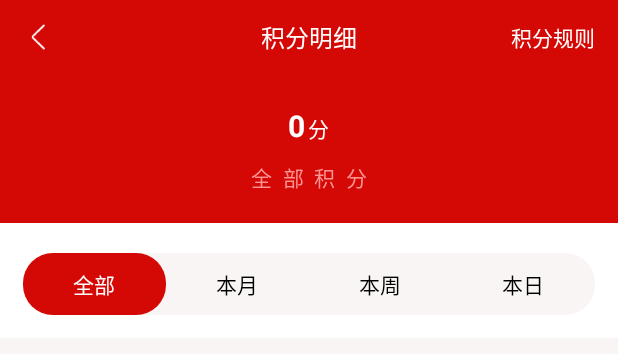
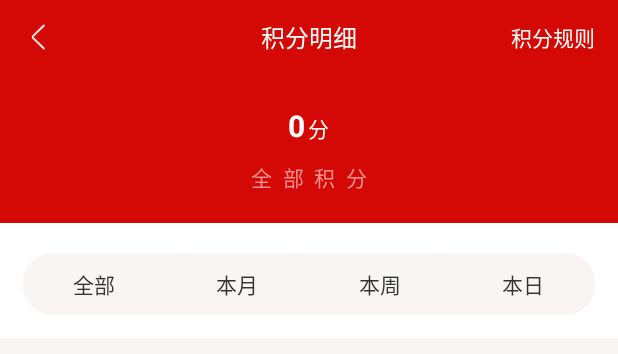
Before and after one commit to tomasyun/PartyBuild, an Android app: the layout activity_creditinfo.xml on its own in the app's theme, with its tools: preview values and no code run, on a phone screen of 412 x 824 dp. Shown: the top 354 px of the screen. Run offline under Robolectric (Android 15) with nearby library versions, the phone set to English and light mode, and no system bars; Roboto replaces fonts that are not available here.

Commit message:
###新增ui界面/优化代码

```diff
--- /dev/null
+++ b/app/src/main/res/color/rbt_txt_color_bg02.xml
@@ -0,0 +1,5 @@
+<?xml version="1.0" encoding="utf-8"?>
+<selector xmlns:android="http://schemas.android.com/apk/res/android">
+    <item android:color="@color/white" android:state_checked="true" />
+    <item android:color="@color/text_color" android:state_checked="false" />
+</selector>
--- /dev/null
+++ b/app/src/main/res/drawable/rbt_selector_red_bg.xml
@@ -0,0 +1,5 @@
+<?xml version="1.0" encoding="utf-8"?>
+<selector xmlns:android="http://schemas.android.com/apk/res/android">
+    <item android:drawable="@drawable/button_corner20_red_bg" android:state_checked="true" />
+    <item android:drawable="@drawable/rgp_corner20_gray_bg" android:state_checked="false" />
+</selector>
--- a/app/src/main/res/drawable/rbt_selector_white_bg.xml
+++ b/app/src/main/res/drawable/rbt_selector_white_bg.xml
@@ -2,7 +2,7 @@
 <selector xmlns:android="http://schemas.android.com/apk/res/android">
     <item android:state_checked="true">
         <layer-list>
-            <item android:left="30dp" android:right="30dp">
+            <item android:left="50dp" android:right="50dp">
                 <color android:color="@color/theme_color"/>
             </item>
             <item android:bottom="3dp" android:drawable="@color/white"/>
--- a/app/src/main/res/layout/activity_creditinfo.xml
+++ b/app/src/main/res/layout/activity_creditinfo.xml
@@ -57,7 +57,7 @@
             android:orientation="horizontal">
             <!--不同条件下的总积分-->
             <TextView
-                android:id="@+id/tv_credit_total"
+                android:id="@+id/tv_credit_info_score"
                 android:layout_width="wrap_content"
                 android:layout_height="wrap_content"
                 android:text="0"
@@ -75,7 +75,6 @@
         </LinearLayout>
         <!--积分时间段-->
         <TextView
-            android:id="@+id/tv_credit_condition"
             android:layout_width="wrap_content"
             android:layout_height="wrap_content"
             android:layout_marginTop="10dp"
@@ -97,53 +96,59 @@
 
         <RadioGroup
             android:background="@drawable/rgp_corner20_gray_bg"
-            android:id="@+id/rg_credit"
+            android:id="@+id/rg_credit_info"
             android:layout_width="match_parent"
             android:layout_height="wrap_content"
             android:orientation="horizontal">
 
             <RadioButton
-                android:id="@+id/rbt_credit_all"
+                android:id="@+id/rbt_credit_info_all"
                 android:layout_width="0dp"
                 android:layout_height="wrap_content"
                 android:layout_weight="1"
                 android:button="@null"
                 android:gravity="center"
                 android:paddingBottom="10dp"
-                android:background="@drawable/button_corner20_red_bg"
-                android:textColor="@color/white"
+                android:background="@drawable/rbt_selector_red_bg"
+                android:textColor="@color/rbt_txt_color_bg02"
                 android:paddingTop="10dp"
                 android:text="全部"
                 android:textSize="14sp" />
 
             <RadioButton
-                android:id="@+id/rbt_credit_month"
+                android:id="@+id/rbt_credit_info_month"
                 android:layout_width="0dp"
                 android:layout_height="wrap_content"
                 android:layout_weight="1"
                 android:button="@null"
                 android:gravity="center"
+                android:background="@drawable/rbt_selector_red_bg"
+                android:textColor="@color/rbt_txt_color_bg02"
                 android:paddingBottom="10dp"
                 android:paddingTop="10dp"
                 android:text="本月" />
 
             <RadioButton
-                android:id="@+id/rbt_credit_week"
+                android:id="@+id/rbt_credit_info_week"
                 android:layout_width="0dp"
                 android:layout_height="wrap_content"
                 android:layout_weight="1"
                 android:button="@null"
                 android:gravity="center"
+                android:background="@drawable/rbt_selector_red_bg"
+                android:textColor="@color/rbt_txt_color_bg02"
                 android:paddingBottom="10dp"
                 android:paddingTop="10dp"
                 android:text="本周" />
 
             <RadioButton
-                android:id="@+id/rbt_credit_day"
+                android:id="@+id/rbt_credit_info_day"
                 android:layout_width="0dp"
                 android:layout_height="wrap_content"
                 android:layout_weight="1"
                 android:button="@null"
+                android:background="@drawable/rbt_selector_red_bg"
+                android:textColor="@color/rbt_txt_color_bg02"
                 android:gravity="center"
                 android:paddingBottom="10dp"
                 android:paddingTop="10dp"
@@ -152,7 +157,7 @@
     </LinearLayout>
 
     <android.support.v7.widget.RecyclerView
-        android:id="@+id/rv_credit"
+        android:id="@+id/rv_credit_info"
         android:layout_width="match_parent"
         android:layout_height="match_parent"
         android:scrollbars="none">
--- a/app/src/main/res/layout/fragment_exam.xml
+++ b/app/src/main/res/layout/fragment_exam.xml
@@ -38,7 +38,7 @@
             android:paddingBottom="15dp"
             android:paddingTop="15dp"
             android:text="待考"
-            android:textColor="@color/rbt_txt_color_bg"
+            android:textColor="@color/rbt_txt_color_bg01"
             android:textSize="14sp" />
 
         <View
@@ -59,7 +59,7 @@
             android:paddingBottom="15dp"
             android:paddingTop="15dp"
             android:text="已考"
-            android:textColor="@color/rbt_txt_color_bg"
+            android:textColor="@color/rbt_txt_color_bg01"
             android:textSize="14sp" />
     </RadioGroup>
 
```
Also changed, not shown: app/src/main/java/www/dico/cn/partybuild/activity/CreditInfoActivity.java (+24 -0 lines), app/src/main/java/www/dico/cn/partybuild/activity/CreditRankActivity.java (+28 -0 lines), app/src/main/java/www/dico/cn/partybuild/fragment/ExamFragment.java (+18 -1 lines), app/src/main/res/layout/activity_creditrank.xml (+11 -6 lines), app/src/main/res/layout/item_collect.xml (added, +16 -0 lines), app/src/main/res/layout/item_exam_ok.xml (+8 -4 lines), app/src/main/res/color/rbt_txt_color_bg01.xml (renamed from app/src/main/res/color/rbt_txt_color_bg.xml), app/src/main/res/drawable/circle_gray_bg.xml (renamed from app/src/main/res/drawable/textview_circle_gray_bg.xml).
